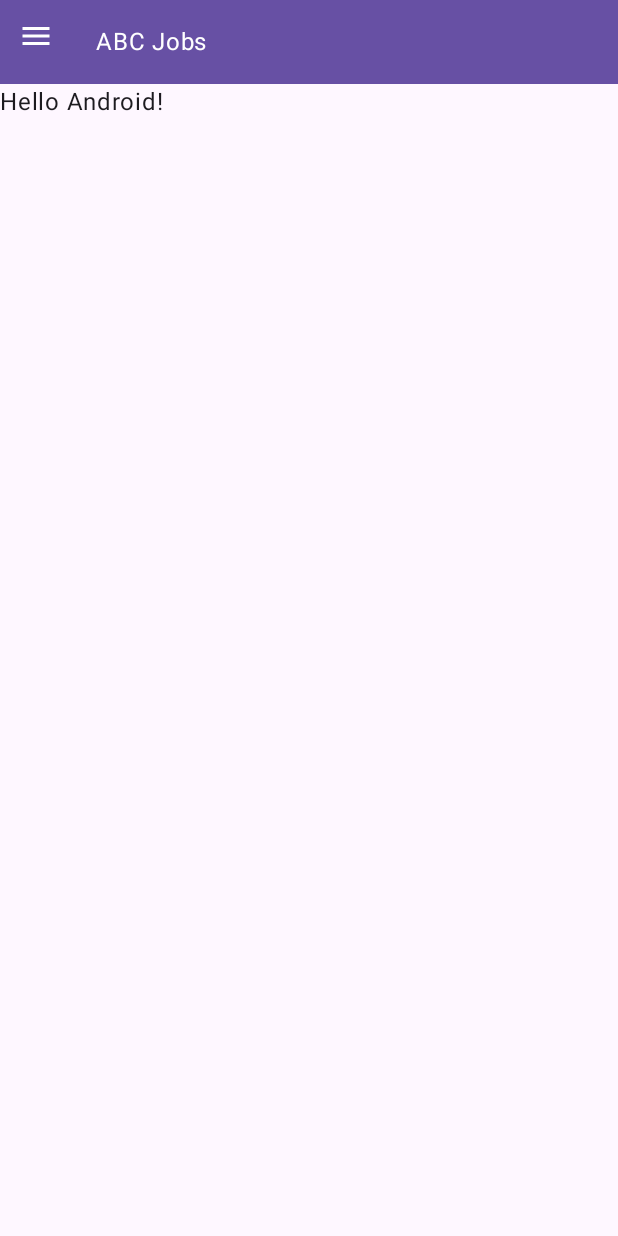
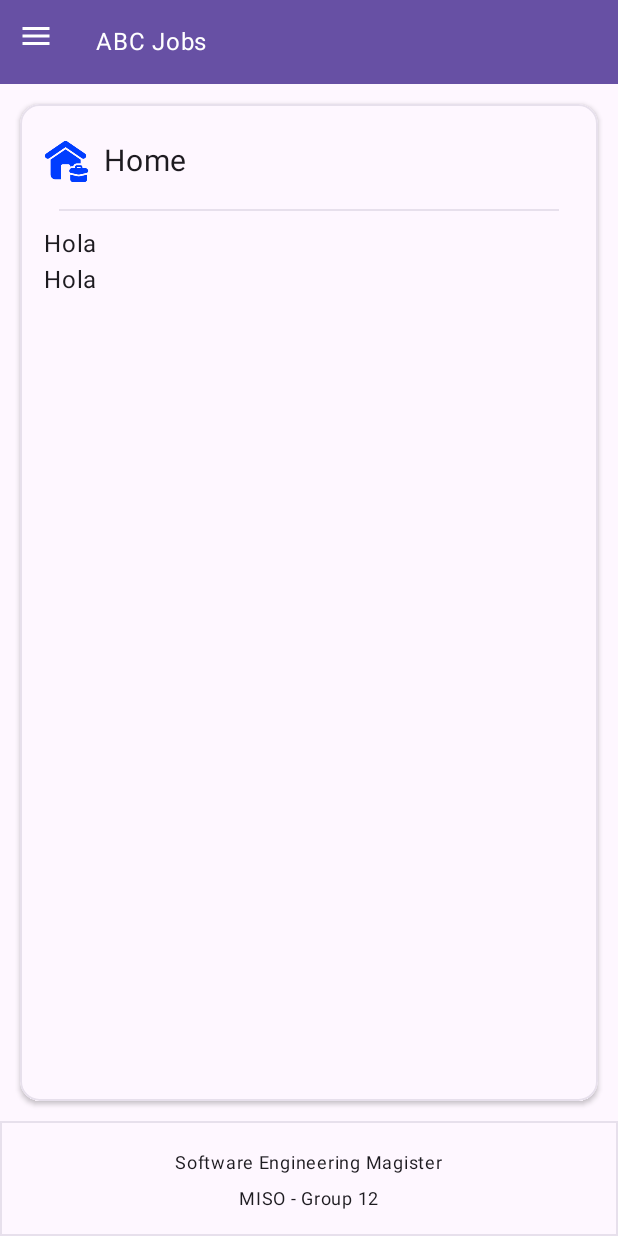
Before and after one commit to alejo44b/abcjobs, an Android app built with Jetpack Compose: the Dashboard screen opened directly, with no data from a screen before it, on a phone screen of 412 x 824 dp. Run offline under Robolectric (Android 15) with nearby library versions, the phone set to English and light mode, and no system bars; network calls fail.

Commit message:
feat: Home page

```diff
--- a/app/src/main/java/com/example/abcjobs/Dashboard.kt
+++ b/app/src/main/java/com/example/abcjobs/Dashboard.kt
@@ -1,5 +1,6 @@
 package com.example.abcjobs
 
+import android.content.Context
 import android.os.Bundle
 import androidx.activity.ComponentActivity
 import androidx.activity.compose.setContent
@@ -58,22 +59,10 @@ class Dashboard : ComponentActivity() {
             }
         }
     }
-}
-
-
-
-@Composable
-fun Greeting(name: String, modifier: Modifier = Modifier) {
-    Text(
-        text = "Hello $name!",
-        modifier = modifier
-    )
-}
-
-@Preview(showBackground = true)
-@Composable
-fun GreetingPreview() {
-    ABCJobsTheme {
-        Greeting("Android")
+    override fun attachBaseContext(newBase: Context) {
+        val sharedPref = newBase.getSharedPreferences("MyPref", Context.MODE_PRIVATE)
+        val language = sharedPref.getString("language", "en")
+        val context = updateLocale(newBase, language!!)
+        super.attachBaseContext(context)
     }
 }
--- a/app/src/main/java/com/example/abcjobs/ui/dashboard/layout.kt
+++ b/app/src/main/java/com/example/abcjobs/ui/dashboard/layout.kt
@@ -1,12 +1,22 @@
 package com.example.abcjobs.ui.dashboard
 
+import android.annotation.SuppressLint
+import androidx.compose.foundation.Image
 import androidx.compose.foundation.background
+import androidx.compose.foundation.border
+import androidx.compose.foundation.layout.Arrangement
 import androidx.compose.foundation.layout.Box
+import androidx.compose.foundation.layout.Column
 import androidx.compose.foundation.layout.Row
+import androidx.compose.foundation.layout.fillMaxHeight
+import androidx.compose.foundation.layout.fillMaxSize
 import androidx.compose.foundation.layout.fillMaxWidth
 import androidx.compose.foundation.layout.padding
+import androidx.compose.foundation.layout.size
+import androidx.compose.foundation.shape.RoundedCornerShape
 import androidx.compose.material.icons.Icons
 import androidx.compose.material.icons.filled.Menu
+import androidx.compose.material3.Divider
 import androidx.compose.material3.ExperimentalMaterial3Api
 import androidx.compose.material3.Icon
 import androidx.compose.material3.IconButton
@@ -16,13 +26,18 @@ import androidx.compose.material3.Text
 import androidx.compose.runtime.Composable
 import androidx.compose.runtime.mutableStateOf
 import androidx.compose.runtime.remember
+import androidx.compose.ui.Alignment
 import androidx.compose.ui.Modifier
+import androidx.compose.ui.draw.clip
+import androidx.compose.ui.draw.shadow
 import androidx.compose.ui.platform.LocalContext
+import androidx.compose.ui.res.painterResource
 import androidx.compose.ui.tooling.preview.Preview
 import androidx.compose.ui.unit.dp
-import com.example.abcjobs.Greeting
+import androidx.compose.ui.unit.sp
 import com.example.abcjobs.R
 
+@SuppressLint("UnusedMaterial3ScaffoldPaddingParameter")
 @OptIn(ExperimentalMaterial3Api::class)
 @Composable
 fun Layout() {
@@ -50,13 +65,82 @@ fun Layout() {
             }
         },
         content = {
-            Box(modifier = Modifier.padding(it)) {
-                Greeting(name = "Android")
+            Box(modifier = Modifier
+                .fillMaxSize()
+                .padding(it)) {
+                Column(
+                    modifier = Modifier
+                        .fillMaxWidth()
+                        .fillMaxHeight(0.9f)
+                        .padding(13.dp)
+                        .shadow(2.dp, RoundedCornerShape(13.dp))
+                        .clip(RoundedCornerShape(13.dp))
+                        .background(color = MaterialTheme.colorScheme.surface)
+                        .border(
+                            width = 1.dp,
+                            color = MaterialTheme.colorScheme.surfaceVariant,
+                            shape = RoundedCornerShape(13.dp)
+                        )
+                        .padding(16.dp),
+                ) {
+                    Row (
+                        modifier = Modifier
+                            .fillMaxWidth(),
+                        verticalAlignment = Alignment.CenterVertically,
+                    ){
+                        Image(
+                            painter = painterResource(id = R.drawable.home),
+                            contentDescription = "Home",
+                            modifier = Modifier
+                                .size(30.dp)
+                        )
+                        Text(
+                            text = context.getString(R.string.layout_home),
+                            fontSize = 20.sp,
+                            modifier = Modifier.padding(10.dp)
+                        )
+                    }
+                    Divider(
+                        color = MaterialTheme.colorScheme.surfaceVariant,
+                        thickness = 1.dp,
+                        modifier = Modifier.padding(10.dp)
+                    )
+                    Column {
+                        Text(text = "Hola")
+                        Text(text = "Hola")
+                    }
+                }
+
+                Box(
+                    modifier = Modifier
+                        .fillMaxWidth()
+                        .fillMaxHeight(0.1f)
+                        .align(Alignment.BottomCenter)
+                        .border(width = 1.dp, color = MaterialTheme.colorScheme.surfaceVariant)
+                ){
+                    Column(
+                        modifier = Modifier
+                            .fillMaxWidth()
+                            .padding(16.dp)
+                        ,
+                        horizontalAlignment = Alignment.CenterHorizontally,
+                        verticalArrangement = Arrangement.Center
+                    ) {
+                        Text(
+                            text = context.getString(R.string.layout_maestria),
+                            fontSize = 12.sp,
+                        )
+                        Text(
+                            text = context.getString(R.string.layout_grupo),
+                            fontSize = 12.sp,
+                        )
+                    }
+                }
+
             }
         },
     )
 }
-
 @Preview(showBackground = true)
 @Composable
 fun DefaultPreview() {
--- a/app/src/main/res/values/strings.xml
+++ b/app/src/main/res/values/strings.xml
@@ -30,4 +30,7 @@
     <string name="login_asset_alfanumerico">Field must contain alphanumeric text</string>
     <string name="menu_newCandidate">New Candidate</string>
     <string name="menu_logout">Logout</string>
+    <string name="layout_maestria">Software Engineering Magister</string>
+    <string name="layout_grupo">MISO - Group 12</string>
+    <string name="layout_home">Home</string>
 </resources>
```
Also changed, not shown: app/src/main/res/drawable/home.png (added), 1 other file.
